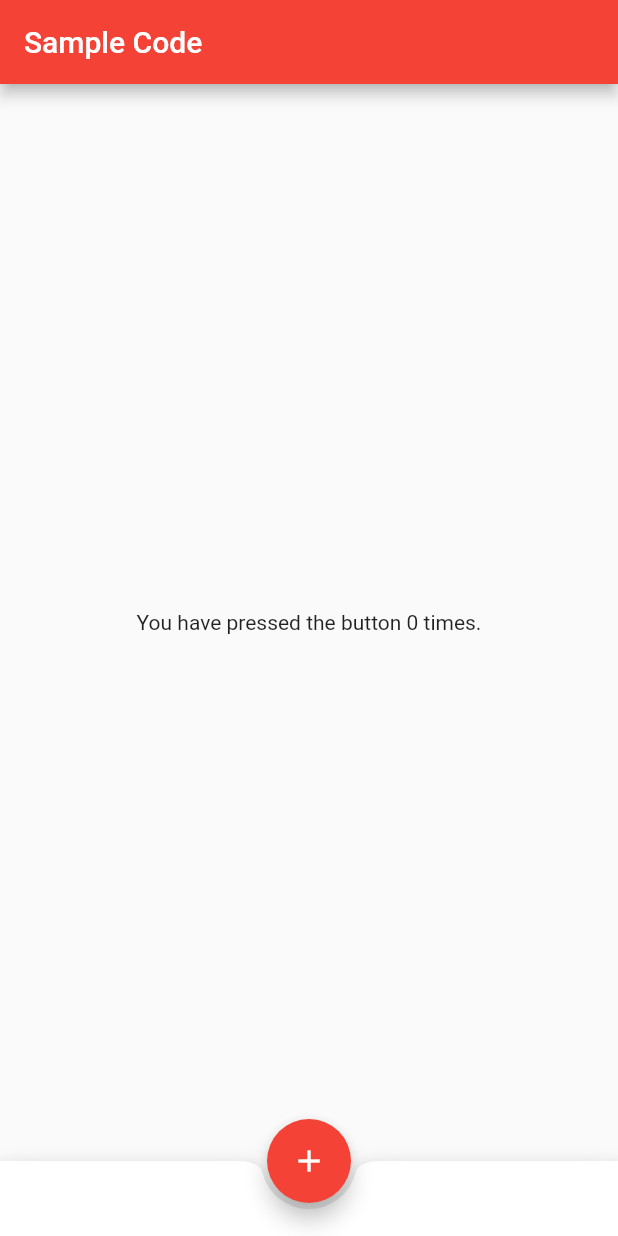
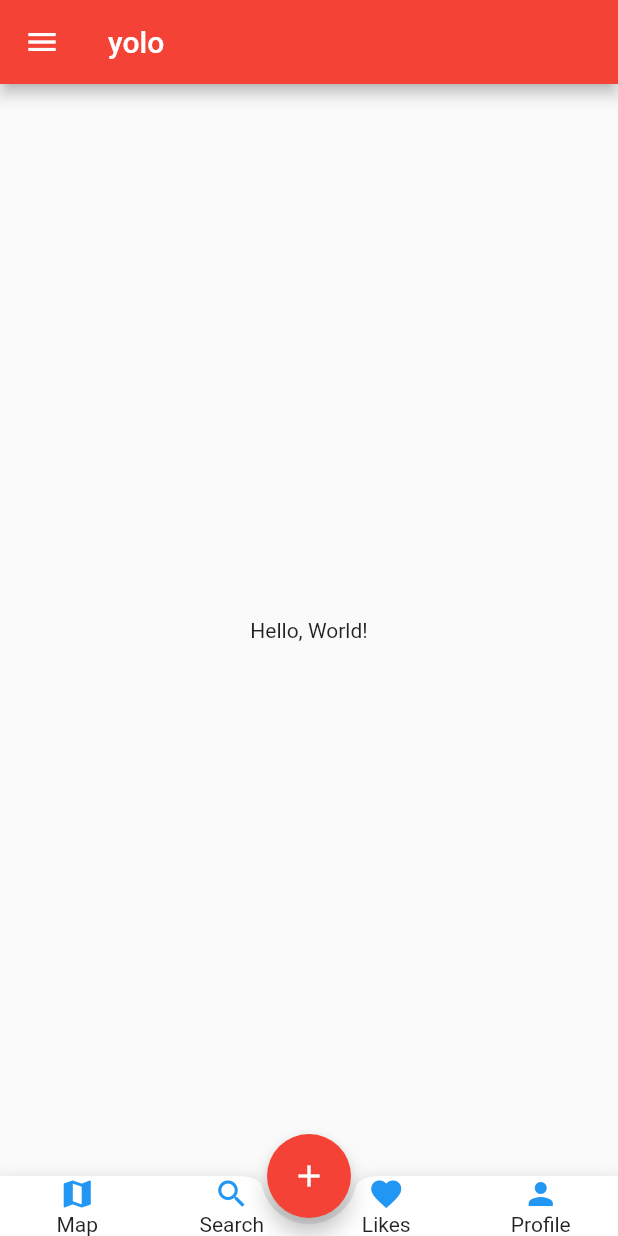
Before and after one commit to BEST-ALMADA/EBEC-APP-FRONTEND, a Flutter app: the AppMainPage screen opened directly, on a phone screen of 412 x 824 dp. Run offline on Flutter 3.47's test engine with Material 2 defaults, Android fonts, the phone set to English and light mode, and no system bars; our stand-ins replace scrollable_positioned_list.

Commit message:
navigation

```diff
--- a/lib/Screen/mainPage.dart
+++ b/lib/Screen/mainPage.dart
@@ -1,4 +1,8 @@
 import 'package:flutter/material.dart';
+
+import '../Widgets/appBar_Drawer.dart';
+import '../Widgets/navBar.dart';
+import '../Widgets/navBarMain.dart';
 
 class AppMainPage extends StatefulWidget {
   const AppMainPage({super.key});
@@ -8,25 +12,18 @@ class AppMainPage extends StatefulWidget {
 }
 
 class _MainPage extends State<AppMainPage> {
-  int _count = 0;
-
   @override
   Widget build(BuildContext context) {
     return Scaffold(
-      appBar: AppBar(
-        title: const Text('Sample Code'),
+      appBar: DrawerExampleApp(),
+      drawer: DrawerExample(),
+      drawerEnableOpenDragGesture: true,
+      body: Center(
+        child: Text('Hello, World!'),
       ),
-      body: Center(
-        child: Text('You have pressed the button $_count times.'),
-      ),
-      bottomNavigationBar: BottomAppBar(
-        shape: const CircularNotchedRectangle(),
-        child: Container(height: 50.0),
-      ),
+      bottomNavigationBar: NavigationBarMain(),
       floatingActionButton: FloatingActionButton(
-        onPressed: () => setState(() {
-          _count++;
-        }),
+        onPressed: () => setState(() {}),
         tooltip: 'Increment Counter',
         child: const Icon(Icons.add),
       ),
--- a/lib/Widgets/appBar_Drawer.dart
+++ b/lib/Widgets/appBar_Drawer.dart
@@ -1,17 +1,20 @@
 import 'package:flutter/material.dart';
 
-/// Flutter code sample for [Scaffold.drawer].
-
-class DrawerExampleApp extends StatelessWidget {
-  const DrawerExampleApp({super.key});
+class DrawerExampleApp extends StatelessWidget implements PreferredSizeWidget {
+  DrawerExampleApp();
 
   @override
   Widget build(BuildContext context) {
-    return const MaterialApp(
-      debugShowCheckedModeBanner: false,
-      home: DrawerExample(),
+    return AppBar(
+      title: Text('yolo'),
+      /*debugShowCheckedModeBanner: false,
+      home: DrawerExample(),*/
+      automaticallyImplyLeading: true,
     );
   }
+
+  @override
+  Size get preferredSize => Size.fromHeight(kToolbarHeight);
 }
 
 class DrawerExample extends StatefulWidget {
@@ -28,10 +31,7 @@ class _DrawerExampleState extends State<DrawerExample> {
 
   @override
   Widget build(BuildContext context) {
-    return Scaffold(
-      appBar: AppBar(title: const Text('Drawer Demo')),
-
-      drawer: Drawer(
+    return Drawer(
       // Add a ListView to the drawer. This ensures the user can scroll
       // through the options in the drawer if there isn't enough vertical
       // space to fit everything.
@@ -73,9 +73,7 @@ class _DrawerExampleState extends State<DrawerExample> {
           ),
         ],
       ),
-      ),
       // Enableling opening the drawer with a swipe gesture.
-      drawerEnableOpenDragGesture: true,
     );
   }
 }
--- /dev/null
+++ b/lib/Widgets/navBarMain.dart
@@ -0,0 +1,82 @@
+import 'package:flutter/material.dart';
+
+class NavigationBarMain extends StatelessWidget {
+  NavigationBarMain();
+
+  @override
+  Widget build(BuildContext context) {
+    return BottomAppBar(
+      shape: const CircularNotchedRectangle(),
+      child: Row(
+        children: <Widget>[
+          Expanded(
+            child: InkWell(
+              onTap: () {}, // Profile Screen
+              child: Column(
+                mainAxisSize: MainAxisSize.min,
+                mainAxisAlignment: MainAxisAlignment.center,
+                children: [
+                  Icon(
+                    Icons.map,
+                    color: Colors.blue,
+                  ),
+                  Text('Map'),
+                ],
+              ),
+            ),
+          ),
+          Expanded(
+            child: InkWell(
+              onTap: () {}, // Likes Screen
+              child: Column(
+                mainAxisSize: MainAxisSize.min,
+                mainAxisAlignment: MainAxisAlignment.center,
+                children: [
+                  Icon(
+                    Icons.search,
+                    color: Colors.blue,
+                  ),
+                  Text('Search'),
+                ],
+              ),
+            ),
+          ),
+          Expanded(
+            child: InkWell(
+              onTap: () {}, // Search Screen
+              child: Column(
+                mainAxisSize: MainAxisSize.min,
+                mainAxisAlignment: MainAxisAlignment.center,
+                children: [
+                  Icon(
+                    Icons.favorite,
+                    color: Colors.blue,
+                  ),
+                  Text('Likes'),
+                ],
+              ),
+            ),
+          ),
+          Expanded(
+            child: InkWell(
+              onTap: () {}, // Map Screen
+              child: Column(
+                mainAxisSize: MainAxisSize.min,
+                mainAxisAlignment: MainAxisAlignment.center,
+                children: [
+                  Icon(
+                    Icons.person,
+                    color: Colors.blue,
+                  ),
+                  Text('Profile'),
+                ],
+              ),
+            ),
+          ),
+        ],
+      ),
+    );
+  }
+
+  setState(Null Function() param0) {}
+}
--- a/lib/main.dart
+++ b/lib/main.dart
@@ -1,4 +1,5 @@
 import 'package:flutter/material.dart';
+import 'Screen/schedulePage.dart';
 import 'Screen/loadingPage.dart';
 import 'Screen/LogIn/singInPage.dart';
 import 'Screen/mainPage.dart';
@@ -46,12 +47,12 @@
         primarySwatch: Colors.red,
       ),
       debugShowCheckedModeBanner: false,
-      home: _isLoading
+      /* home: _isLoading
           ? const LoadingPage()
           : _notLoggedIn
               ? SimpleLoginScreen(onSubmitted: _login)
-              : AppMainPage(),
-      //home: const MyHomePage(title: 'BEST Almada'),
+              : AppMainPage(),*/
+      home: const AppMainPage(),
     );
   }
 }
```
Also changed, not shown: lib/Screen/schedulePage.dart (renamed from lib/Screen/homePage.dart). Lines whose indentation alone changed are shown as unchanged.
